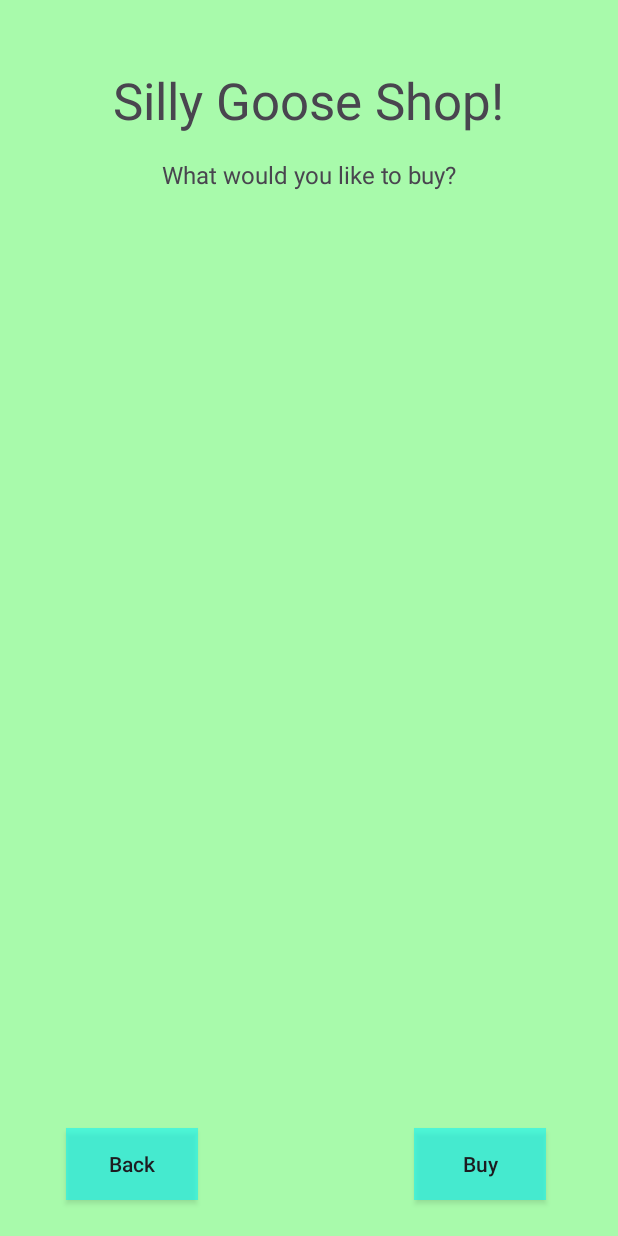
After one commit to jonestho/duck-duck-goose, an Android app: the ShopActivity screen opened directly, with no data from a screen before it, on a phone screen of 412 x 824 dp. The commit adds this screen. Run offline under Robolectric (Android 15) with nearby library versions, the light colour scheme and no system bars.

Commit message:
initialize shop activity files.

```diff
--- a/app/src/main/AndroidManifest.xml
+++ b/app/src/main/AndroidManifest.xml
@@ -12,6 +12,9 @@
         android:supportsRtl="true"
         android:theme="@style/Theme.DuckDuckGoose"
         tools:targetApi="31">
+        <activity
+            android:name=".ShopActivity"
+            android:exported="false" />
         <activity
             android:name=".NewAccountActivity"
             android:exported="false" />
--- /dev/null
+++ b/app/src/main/java/com/game/duckduckgoose/ShopActivity.kt
@@ -0,0 +1,36 @@
+package com.game.duckduckgoose
+
+import android.os.Bundle
+import androidx.activity.enableEdgeToEdge
+import androidx.appcompat.app.AppCompatActivity
+import androidx.core.view.ViewCompat
+import androidx.core.view.WindowInsetsCompat
+import androidx.lifecycle.ViewModelProvider
+import androidx.recyclerview.widget.RecyclerView
+
+class ShopActivity : AppCompatActivity() {
+    lateinit var recyclerView: RecyclerView
+    lateinit var myViewModel: ShopViewModel
+
+    override fun onCreate(savedInstanceState: Bundle?) {
+        super.onCreate(savedInstanceState)
+        enableEdgeToEdge()
+        setContentView(R.layout.activity_shop)
+        ViewCompat.setOnApplyWindowInsetsListener(findViewById(R.id.main)) { v, insets ->
+            val systemBars = insets.getInsets(WindowInsetsCompat.Type.systemBars())
+            v.setPadding(systemBars.left, systemBars.top, systemBars.right, systemBars.bottom)
+            insets
+        }
+
+        // TODO: Declare variable for game data to be passed and held in.
+
+        recyclerView = findViewById<RecyclerView>(R.id.shop_items)
+        myViewModel = ViewModelProvider(this).get(ShopViewModel::class.java)
+
+        // TODO: Call function to load data into ViewModel property and update store
+
+        // TODO: Define buttons and text
+
+        // TODO: Define onClickListeners
+    }
+}
--- /dev/null
+++ b/app/src/main/java/com/game/duckduckgoose/ShopAdapter.kt
@@ -0,0 +1,7 @@
+package com.game.duckduckgoose
+
+import androidx.recyclerview.widget.RecyclerView
+
+class ShopAdapter(){
+
+}
--- /dev/null
+++ b/app/src/main/java/com/game/duckduckgoose/ShopViewModel.kt
@@ -0,0 +1,7 @@
+package com.game.duckduckgoose
+
+import androidx.lifecycle.ViewModel
+
+class ShopViewModel: ViewModel() {
+
+}
--- a/app/src/main/res/layout/activity_login.xml
+++ b/app/src/main/res/layout/activity_login.xml
@@ -62,7 +62,7 @@
         android:layout_width="wrap_content"
         android:layout_height="wrap_content"
         android:layout_marginTop="64dp"
-        android:backgroundTint="@color/button_background_color"
+        android:background="#8800F6FF"
         android:enabled="false"
         android:text="Login"
         android:textAllCaps="false"
--- /dev/null
+++ b/app/src/main/res/layout/activity_shop.xml
@@ -0,0 +1,69 @@
+<?xml version="1.0" encoding="utf-8"?>
+<androidx.constraintlayout.widget.ConstraintLayout xmlns:android="http://schemas.android.com/apk/res/android"
+    xmlns:app="http://schemas.android.com/apk/res-auto"
+    xmlns:tools="http://schemas.android.com/tools"
+    android:id="@+id/main"
+    android:layout_width="match_parent"
+    android:layout_height="match_parent"
+    android:background="#5700FF0A"
+    tools:context=".ShopActivity">
+
+    <TextView
+        android:id="@+id/textView4"
+        android:layout_width="wrap_content"
+        android:layout_height="wrap_content"
+        android:layout_marginTop="44dp"
+        android:text="Silly Goose Shop!"
+        android:textSize="34sp"
+        app:layout_constraintEnd_toEndOf="parent"
+        app:layout_constraintHorizontal_bias="0.497"
+        app:layout_constraintStart_toStartOf="parent"
+        app:layout_constraintTop_toTopOf="parent" />
+
+    <TextView
+        android:id="@+id/textView5"
+        android:layout_width="wrap_content"
+        android:layout_height="wrap_content"
+        android:layout_marginTop="16dp"
+        android:text="What would you like to buy?"
+        android:textSize="16sp"
+        app:layout_constraintEnd_toEndOf="parent"
+        app:layout_constraintStart_toStartOf="parent"
+        app:layout_constraintTop_toBottomOf="@+id/textView4" />
+
+    <androidx.recyclerview.widget.RecyclerView
+        android:id="@+id/shop_items"
+        android:layout_width="318dp"
+        android:layout_height="460dp"
+        android:layout_marginTop="28dp"
+        app:layout_constraintEnd_toEndOf="parent"
+        app:layout_constraintHorizontal_bias="0.494"
+        app:layout_constraintStart_toStartOf="parent"
+        app:layout_constraintTop_toBottomOf="@+id/textView5" />
+
+    <androidx.appcompat.widget.AppCompatButton
+        android:id="@+id/to_main"
+        android:layout_width="wrap_content"
+        android:layout_height="wrap_content"
+        android:layout_marginStart="44dp"
+        android:layout_marginBottom="24dp"
+        android:background="#8800F6FF"
+        android:text="Back"
+        android:textAllCaps="false"
+        app:layout_constraintBottom_toBottomOf="parent"
+        app:layout_constraintStart_toStartOf="parent"
+        tools:ignore="MissingConstraints" />
+
+    <androidx.appcompat.widget.AppCompatButton
+        android:id="@+id/buy_item"
+        android:layout_width="wrap_content"
+        android:layout_height="wrap_content"
+        android:layout_marginStart="276dp"
+        android:layout_marginBottom="24dp"
+        android:background="#8800F6FF"
+        android:text="Buy"
+        android:textAllCaps="false"
+        app:layout_constraintBottom_toBottomOf="parent"
+        app:layout_constraintStart_toStartOf="parent"
+        tools:ignore="MissingConstraints" />
+</androidx.constraintlayout.widget.ConstraintLayout>
--- a/gradle/libs.versions.toml
+++ b/gradle/libs.versions.toml
@@ -1,5 +1,5 @@
 [versions]
-agp = "8.3.1"
+agp = "8.3.2"
 kotlin = "1.9.0"
 coreKtx = "1.12.0"
 junit = "4.13.2"
```
